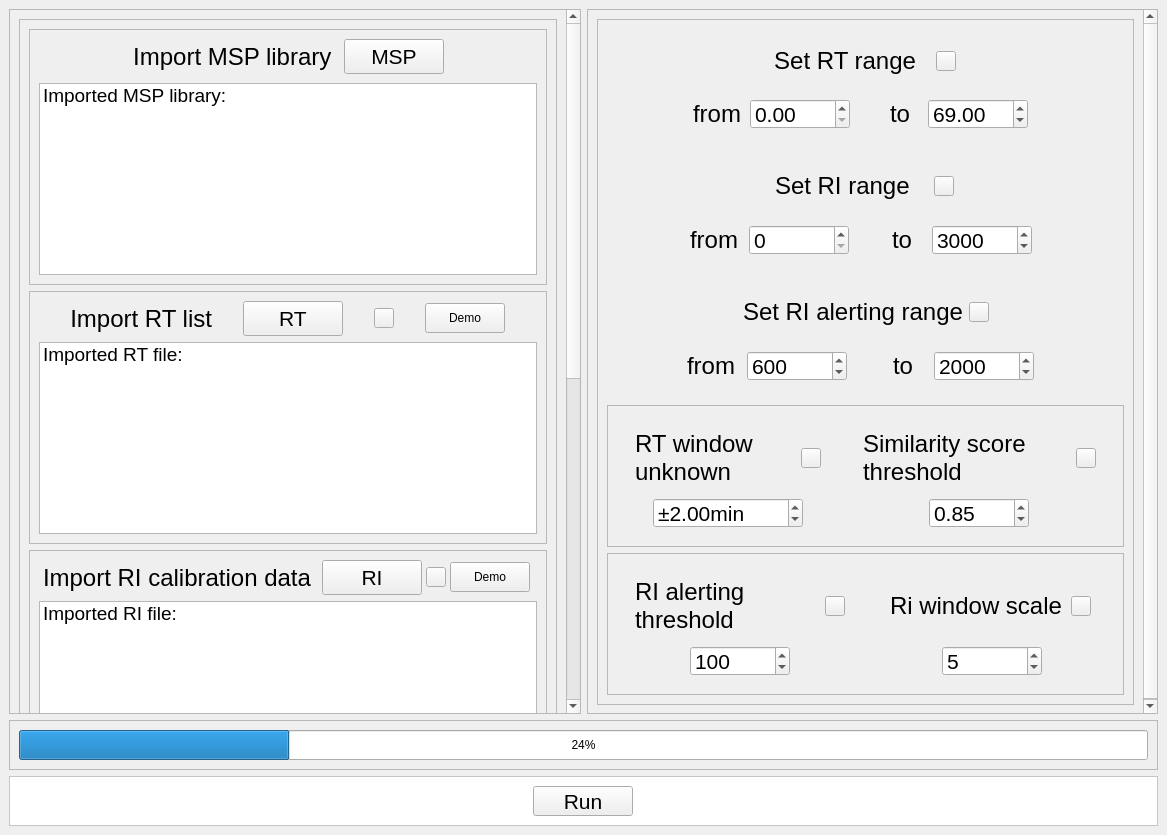
This is Combine/combine.ui in yuanhonglun/GC-WTS as Qt 5 draws it before an edit. The edited form follows.
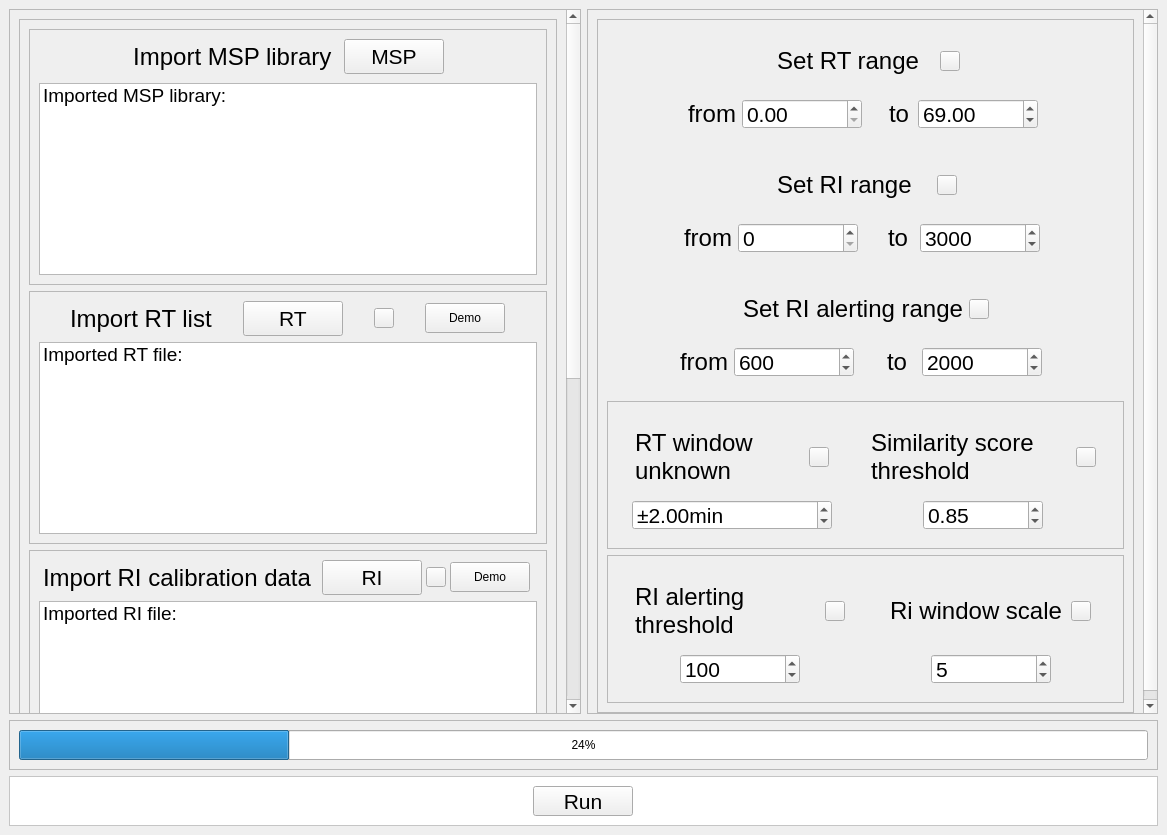
This is the edited form. Icons and pictures are not drawn.

What changed in the file:
```diff
--- a/Combine/combine.ui
+++ b/Combine/combine.ui
@@ -18,7 +18,7 @@
     <normaloff>icon.png</normaloff>icon.png</iconset>
   </property>
   <widget class="QWidget" name="centralwidget">
-   <layout class="QGridLayout" name="gridLayout">
+   <layout class="QGridLayout" name="gridLayout" columnstretch="1,1">
     <item row="0" column="0">
      <widget class="QScrollArea" name="scrollArea">
       <property name="sizePolicy">
@@ -225,7 +225,7 @@
                     <string>Import RT list</string>
                    </property>
                    <property name="alignment">
-                    <set>Qt::AlignRight|Qt::AlignTrailing|Qt::AlignVCenter</set>
+                    <set>Qt::AlignLeading|Qt::AlignLeft|Qt::AlignVCenter</set>
                    </property>
                    <property name="wordWrap">
                     <bool>true</bool>
@@ -1075,13 +1075,13 @@
                   <widget class="QDoubleSpinBox" name="doubleSpinBox">
                    <property name="minimumSize">
                     <size>
-                     <width>100</width>
+                     <width>120</width>
                      <height>30</height>
                     </size>
                    </property>
                    <property name="maximumSize">
                     <size>
-                     <width>100</width>
+                     <width>120</width>
                      <height>30</height>
                     </size>
                    </property>
@@ -1147,13 +1147,13 @@
                   <widget class="QDoubleSpinBox" name="doubleSpinBox_2">
                    <property name="minimumSize">
                     <size>
-                     <width>100</width>
+                     <width>120</width>
                      <height>30</height>
                     </size>
                    </property>
                    <property name="maximumSize">
                     <size>
-                     <width>100</width>
+                     <width>120</width>
                      <height>30</height>
                     </size>
                    </property>
@@ -1266,13 +1266,13 @@
                   <widget class="QSpinBox" name="spinBox_7">
                    <property name="minimumSize">
                     <size>
-                     <width>100</width>
+                     <width>120</width>
                      <height>30</height>
                     </size>
                    </property>
                    <property name="maximumSize">
                     <size>
-                     <width>100</width>
+                     <width>120</width>
                      <height>30</height>
                     </size>
                    </property>
@@ -1351,13 +1351,13 @@
                   <widget class="QSpinBox" name="spinBox_8">
                    <property name="minimumSize">
                     <size>
-                     <width>100</width>
+                     <width>120</width>
                      <height>30</height>
                     </size>
                    </property>
                    <property name="maximumSize">
                     <size>
-                     <width>100</width>
+                     <width>120</width>
                      <height>30</height>
                     </size>
                    </property>
@@ -1413,13 +1413,13 @@
                    <property name="minimumSize">
                     <size>
                      <width>0</width>
-                     <height>30</height>
+                     <height>0</height>
                     </size>
                    </property>
                    <property name="maximumSize">
                     <size>
                      <width>16777215</width>
-                     <height>30</height>
+                     <height>16777215</height>
                     </size>
                    </property>
                    <property name="font">
@@ -1534,13 +1534,13 @@
                    <property name="minimumSize">
                     <size>
                      <width>0</width>
-                     <height>30</height>
+                     <height>0</height>
                     </size>
                    </property>
                    <property name="maximumSize">
                     <size>
                      <width>16777215</width>
-                     <height>30</height>
+                     <height>16777215</height>
                     </size>
                    </property>
                    <property name="font">
@@ -1657,13 +1657,13 @@
                   <widget class="QSpinBox" name="spinBox_4">
                    <property name="minimumSize">
                     <size>
-                     <width>100</width>
+                     <width>120</width>
                      <height>30</height>
                     </size>
                    </property>
                    <property name="maximumSize">
                     <size>
-                     <width>100</width>
+                     <width>120</width>
                      <height>30</height>
                     </size>
                    </property>
@@ -1729,13 +1729,13 @@
                   <widget class="QSpinBox" name="spinBox_3">
                    <property name="minimumSize">
                     <size>
-                     <width>100</width>
+                     <width>120</width>
                      <height>30</height>
                     </size>
                    </property>
                    <property name="maximumSize">
                     <size>
-                     <width>100</width>
+                     <width>120</width>
                      <height>30</height>
                     </size>
                    </property>
@@ -1847,13 +1847,13 @@
                       <property name="minimumSize">
                        <size>
                         <width>0</width>
-                        <height>50</height>
+                        <height>0</height>
                        </size>
                       </property>
                       <property name="maximumSize">
                        <size>
                         <width>16777215</width>
-                        <height>50</height>
+                        <height>16777215</height>
                        </size>
                       </property>
                       <property name="font">
@@ -1911,13 +1911,13 @@
                   <widget class="QDoubleSpinBox" name="doubleSpinBox_11">
                    <property name="minimumSize">
                     <size>
-                     <width>150</width>
+                     <width>200</width>
                      <height>30</height>
                     </size>
                    </property>
                    <property name="maximumSize">
                     <size>
-                     <width>150</width>
+                     <width>200</width>
                      <height>30</height>
                     </size>
                    </property>
@@ -1981,13 +1981,13 @@
                       <property name="minimumSize">
                        <size>
                         <width>0</width>
-                        <height>50</height>
+                        <height>0</height>
                        </size>
                       </property>
                       <property name="maximumSize">
                        <size>
                         <width>16777215</width>
-                        <height>50</height>
+                        <height>16777215</height>
                        </size>
                       </property>
                       <property name="font">
@@ -2071,13 +2071,13 @@
                   <widget class="QDoubleSpinBox" name="doubleSpinBox_12">
                    <property name="minimumSize">
                     <size>
-                     <width>100</width>
+                     <width>120</width>
                      <height>30</height>
                     </size>
                    </property>
                    <property name="maximumSize">
                     <size>
-                     <width>100</width>
+                     <width>120</width>
                      <height>30</height>
                     </size>
                    </property>
@@ -2153,13 +2153,13 @@
                   <widget class="QSpinBox" name="spinBox_5">
                    <property name="minimumSize">
                     <size>
-                     <width>100</width>
+                     <width>120</width>
                      <height>30</height>
                     </size>
                    </property>
                    <property name="maximumSize">
                     <size>
-                     <width>60</width>
+                     <width>120</width>
                      <height>30</height>
                     </size>
                    </property>
@@ -2209,13 +2209,13 @@
                       <property name="minimumSize">
                        <size>
                         <width>0</width>
-                        <height>50</height>
+                        <height>0</height>
                        </size>
                       </property>
                       <property name="maximumSize">
                        <size>
                         <width>16777215</width>
-                        <height>50</height>
+                        <height>16777215</height>
                        </size>
                       </property>
                       <property name="font">
@@ -2307,13 +2307,13 @@
                       <property name="minimumSize">
                        <size>
                         <width>0</width>
-                        <height>50</height>
+                        <height>0</height>
                        </size>
                       </property>
                       <property name="maximumSize">
                        <size>
                         <width>16777215</width>
-                        <height>50</height>
+                        <height>16777215</height>
                        </size>
                       </property>
                       <property name="font">
@@ -2384,13 +2384,13 @@
                   <widget class="QSpinBox" name="spinBox_6">
                    <property name="minimumSize">
                     <size>
-                     <width>100</width>
+                     <width>120</width>
                      <height>30</height>
                     </size>
                    </property>
                    <property name="maximumSize">
                     <size>
-                     <width>60</width>
+                     <width>120</width>
                      <height>30</height>
                     </size>
                    </property>
```
